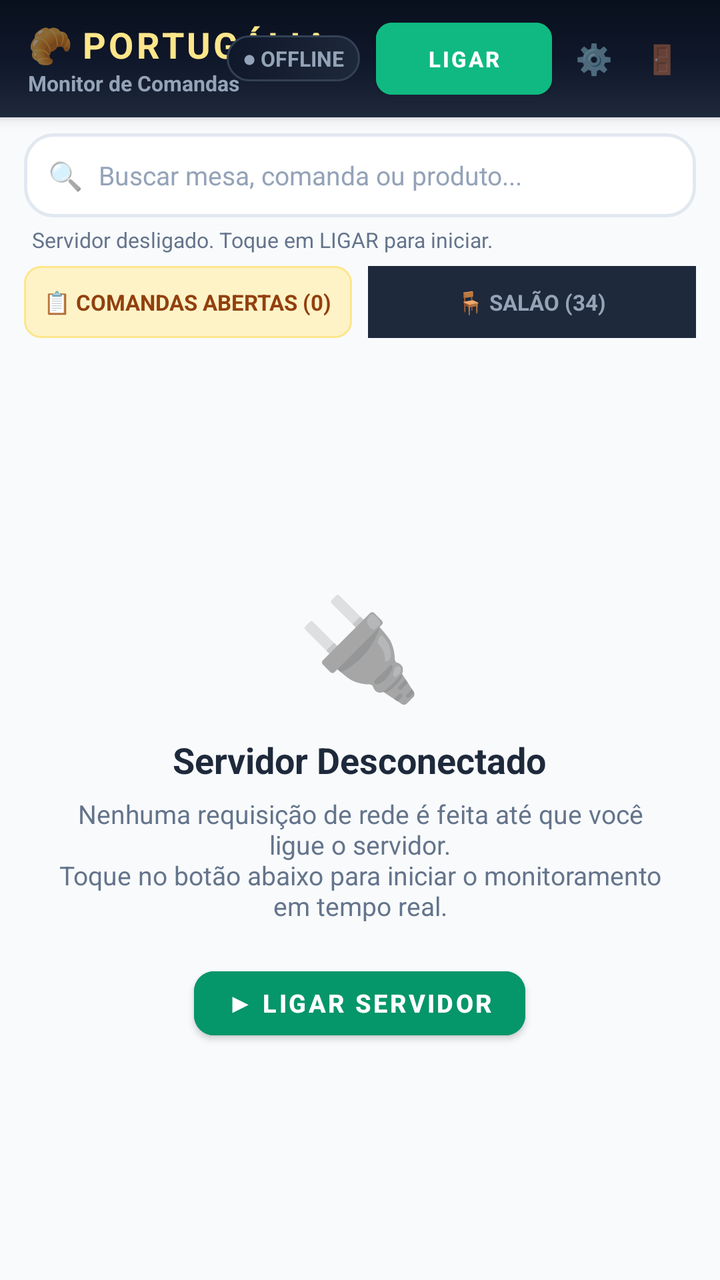
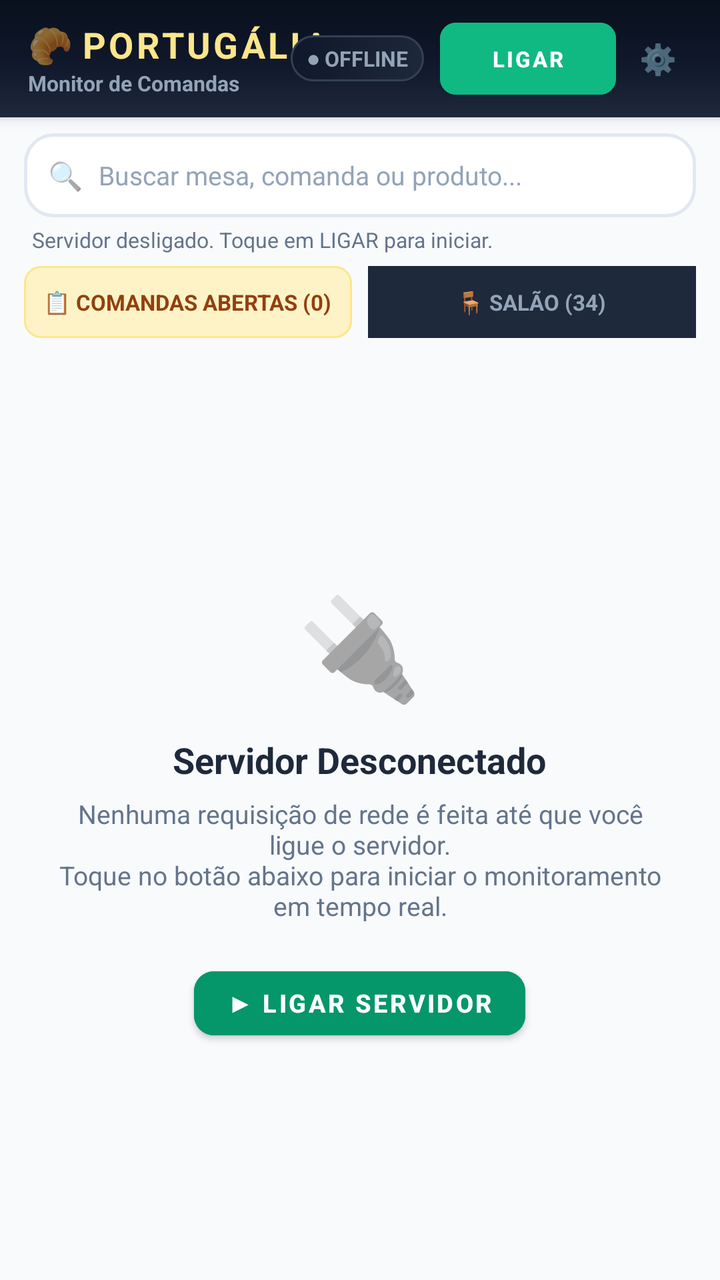

Screens rendered from an Android XML layout before and after an edit, with the pre-edit source and the edit as a unified diff.
<!-- AndroidManifest.xml: application theme Theme.AppMesas -->
<!-- res/layout/activity_main.xml -->
<?xml version="1.0" encoding="utf-8"?>
<LinearLayout xmlns:android="http://schemas.android.com/apk/res/android"
    xmlns:app="http://schemas.android.com/apk/res-auto"
    android:id="@+id/rootLayoutMain"
    android:layout_width="match_parent"
    android:layout_height="match_parent"
    android:orientation="vertical"
    android:background="#F8FAFC"
    android:fitsSystemWindows="true">

    
    <LinearLayout
        android:layout_width="match_parent"
        android:layout_height="wrap_content"
        android:orientation="vertical"
        android:background="@drawable/bg_header_luxury"
        android:paddingStart="14dp"
        android:paddingEnd="14dp"
        android:paddingTop="10dp"
        android:paddingBottom="10dp"
        android:elevation="4dp">

        <RelativeLayout
            android:layout_width="match_parent"
            android:layout_height="wrap_content">

            
            <LinearLayout
                android:layout_width="wrap_content"
                android:layout_height="wrap_content"
                android:layout_alignParentStart="true"
                android:layout_centerVertical="true"
                android:orientation="vertical">

                <LinearLayout
                    android:layout_width="wrap_content"
                    android:layout_height="wrap_content"
                    android:orientation="horizontal"
                    android:gravity="center_vertical">

                    <TextView
                        android:layout_width="wrap_content"
                        android:layout_height="wrap_content"
                        android:text="🥐 "
                        android:textSize="18sp" />

                    <TextView
                        android:layout_width="wrap_content"
                        android:layout_height="wrap_content"
                        android:text="PORTUGÁLIA"
                        android:textColor="#FDE68A"
                        android:textSize="18sp"
                        android:textStyle="bold"
                        android:letterSpacing="0.08" />
                </LinearLayout>

                <TextView
                    android:id="@+id/tvNomeUsuarioLogado"
                    android:layout_width="wrap_content"
                    android:layout_height="wrap_content"
                    android:text="Monitor de Comandas"
                    android:textColor="#94A3B8"
                    android:textSize="10.5sp"
                    android:textStyle="bold"
                    android:clickable="true"
                    android:focusable="true" />
            </LinearLayout>

            
            <LinearLayout
                android:layout_width="wrap_content"
                android:layout_height="wrap_content"
                android:layout_alignParentEnd="true"
                android:layout_centerVertical="true"
                android:orientation="horizontal"
                android:gravity="center_vertical">

                
                <TextView
                    android:id="@+id/tvStatusServidorPill"
                    android:layout_width="wrap_content"
                    android:layout_height="wrap_content"
                    android:background="@drawable/bg_dashboard_card_slate"
                    android:paddingStart="8dp"
                    android:paddingEnd="8dp"
                    android:paddingTop="4dp"
                    android:paddingBottom="4dp"
                    android:text="● OFFLINE"
                    android:textColor="#94A3B8"
                    android:textSize="10.5sp"
                    android:textStyle="bold" />

                
                <com.google.android.material.button.MaterialButton
                    android:id="@+id/btnLigarServidor"
                    android:layout_width="wrap_content"
                    android:layout_height="36dp"
                    android:layout_marginStart="8dp"
                    android:text="LIGAR"
                    android:textSize="11sp"
                    android:textStyle="bold"
                    app:cornerRadius="8dp"
                    android:backgroundTint="#10B981"
                    android:textColor="#FFFFFF"
                    android:insetTop="0dp"
                    android:insetBottom="0dp"
                    android:paddingStart="12dp"
                    android:paddingEnd="12dp" />

                
                <TextView
                    android:id="@+id/btnConfigIpPorta"
                    android:layout_width="34dp"
                    android:layout_height="34dp"
                    android:layout_marginStart="4dp"
                    android:gravity="center"
                    android:text="⚙️"
                    android:textSize="15sp"
                    android:clickable="true"
                    android:focusable="true" />

                
                <TextView
                    android:id="@+id/btnSairSessao"
                    android:layout_width="30dp"
                    android:layout_height="34dp"
                    android:layout_marginStart="2dp"
                    android:gravity="center"
                    android:text="🚪"
                    android:textSize="14sp"
                    android:clickable="true"
                    android:focusable="true" />
            </LinearLayout>
        </RelativeLayout>
    </LinearLayout>

    
    <LinearLayout
        android:layout_width="match_parent"
        android:layout_height="wrap_content"
        android:orientation="vertical"
        android:paddingStart="12dp"
        android:paddingEnd="12dp"
        android:paddingTop="8dp"
        android:paddingBottom="4dp">

        <LinearLayout
            android:id="@+id/layoutSearchContainer"
            android:layout_width="match_parent"
            android:layout_height="42dp"
            android:background="@drawable/bg_search_bar"
            android:orientation="horizontal"
            android:gravity="center_vertical"
            android:paddingStart="12dp"
            android:paddingEnd="12dp">

            <TextView
                android:layout_width="wrap_content"
                android:layout_height="wrap_content"
                android:text="🔍"
                android:textSize="14sp"
                android:layout_marginEnd="8dp" />

            <EditText
                android:id="@+id/etBuscarMesa"
                android:layout_width="0dp"
                android:layout_height="match_parent"
                android:layout_weight="1"
                android:background="@null"
                android:hint="Buscar mesa, comanda ou produto..."
                android:textColor="#0F172A"
                android:textColorHint="#94A3B8"
                android:textSize="13sp"
                android:inputType="text"
                android:maxLines="1" />

            <TextView
                android:id="@+id/btnClearSearch"
                android:layout_width="28dp"
                android:layout_height="28dp"
                android:gravity="center"
                android:text="✕"
                android:textColor="#94A3B8"
                android:textSize="13sp"
                android:visibility="gone" />
        </LinearLayout>

        
        <TextView
            android:id="@+id/tvUltimaSincronizacao"
            android:layout_width="match_parent"
            android:layout_height="wrap_content"
            android:layout_marginTop="4dp"
            android:layout_marginStart="4dp"
            android:text="Servidor desligado. Toque em LIGAR para iniciar."
            android:textColor="#64748B"
            android:textSize="10.5sp"
            android:maxLines="1"
            android:ellipsize="end" />
    </LinearLayout>

    
    <LinearLayout
        android:layout_width="match_parent"
        android:layout_height="36dp"
        android:orientation="horizontal"
        android:paddingStart="12dp"
        android:paddingEnd="12dp"
        android:layout_marginTop="2dp"
        android:layout_marginBottom="4dp">

        
        <LinearLayout
            android:id="@+id/tabMonitor"
            android:layout_width="0dp"
            android:layout_height="match_parent"
            android:layout_weight="1"
            android:orientation="horizontal"
            android:gravity="center"
            android:background="@drawable/bg_pill_comanda"
            android:clickable="true"
            android:focusable="true"
            android:layout_marginEnd="4dp">

            <TextView
                android:id="@+id/tvTabMonitorTitulo"
                android:layout_width="wrap_content"
                android:layout_height="wrap_content"
                android:text="📋 COMANDAS ABERTAS (0)"
                android:textColor="#92400E"
                android:textSize="11sp"
                android:textStyle="bold" />
        </LinearLayout>

        
        <LinearLayout
            android:id="@+id/tabMesas"
            android:layout_width="0dp"
            android:layout_height="match_parent"
            android:layout_weight="1"
            android:orientation="horizontal"
            android:gravity="center"
            android:background="#1E293B"
            android:clickable="true"
            android:focusable="true"
            android:layout_marginStart="4dp">

            <TextView
                android:id="@+id/tvTabMesasTitulo"
                android:layout_width="wrap_content"
                android:layout_height="wrap_content"
                android:text="🪑 SALÃO (34)"
                android:textColor="#94A3B8"
                android:textSize="11sp"
                android:textStyle="bold" />
        </LinearLayout>
    </LinearLayout>

    
    <FrameLayout
        android:layout_width="match_parent"
        android:layout_height="0dp"
        android:layout_weight="1">

        
        <LinearLayout
            android:id="@+id/layoutEmptyServidor"
            android:layout_width="match_parent"
            android:layout_height="match_parent"
            android:orientation="vertical"
            android:gravity="center"
            android:padding="28dp"
            android:visibility="visible">

            <TextView
                android:id="@+id/tvEmptyServidorIcone"
                android:layout_width="wrap_content"
                android:layout_height="wrap_content"
                android:text="🔌"
                android:textSize="50sp" />

            <TextView
                android:id="@+id/tvEmptyServidorTitulo"
                android:layout_width="wrap_content"
                android:layout_height="wrap_content"
                android:layout_marginTop="12dp"
                android:text="Servidor Desconectado"
                android:textColor="#1E293B"
                android:textSize="18sp"
                android:textStyle="bold" />

            <TextView
                android:id="@+id/tvEmptyServidorDesc"
                android:layout_width="wrap_content"
                android:layout_height="wrap_content"
                android:layout_marginTop="6dp"
                android:gravity="center"
                android:text="Nenhuma requisição de rede é feita até que você ligue o servidor.\nToque no botão abaixo para iniciar o monitoramento em tempo real."
                android:textColor="#64748B"
                android:textSize="13sp" />

            <com.google.android.material.button.MaterialButton
                android:id="@+id/btnEmptyLigarServidor"
                android:layout_width="wrap_content"
                android:layout_height="44dp"
                android:layout_marginTop="18dp"
                android:text="▶ LIGAR SERVIDOR"
                android:textSize="12.5sp"
                android:textStyle="bold"
                app:cornerRadius="10dp"
                android:backgroundTint="#059669"
                android:textColor="#FFFFFF"
                android:paddingStart="24dp"
                android:paddingEnd="24dp" />
        </LinearLayout>

        
        <LinearLayout
            android:id="@+id/layoutConnectingServidor"
            android:layout_width="match_parent"
            android:layout_height="match_parent"
            android:orientation="vertical"
            android:gravity="center"
            android:padding="24dp"
            android:visibility="gone">

            <ProgressBar
                android:layout_width="44dp"
                android:layout_height="44dp"
                android:indeterminateTint="#0284C7" />

            <TextView
                android:layout_width="wrap_content"
                android:layout_height="wrap_content"
                android:layout_marginTop="12dp"
                android:text="Descobrindo Comandas Abertas..."
                android:textColor="#0F172A"
                android:textSize="15sp"
                android:textStyle="bold" />

            <TextView
                android:layout_width="wrap_content"
                android:layout_height="wrap_content"
                android:layout_marginTop="4dp"
                android:text="Consultando DataSnap Padaria..."
                android:textColor="#64748B"
                android:textSize="12sp" />
        </LinearLayout>

        
        <androidx.recyclerview.widget.RecyclerView
            android:id="@+id/rvComandasMonitoradas"
            android:layout_width="match_parent"
            android:layout_height="match_parent"
            android:paddingStart="6dp"
            android:paddingEnd="6dp"
            android:paddingTop="2dp"
            android:paddingBottom="14dp"
            android:clipToPadding="false"
            android:visibility="gone" />

        
        <androidx.recyclerview.widget.RecyclerView
            android:id="@+id/rvMesas"
            android:layout_width="match_parent"
            android:layout_height="match_parent"
            android:paddingStart="6dp"
            android:paddingEnd="6dp"
            android:paddingTop="2dp"
            android:paddingBottom="14dp"
            android:clipToPadding="false"
            android:visibility="gone" />

        
        <androidx.recyclerview.widget.RecyclerView
            android:id="@+id/rvFilaPedidos"
            android:layout_width="match_parent"
            android:layout_height="match_parent"
            android:paddingStart="6dp"
            android:paddingEnd="6dp"
            android:paddingTop="2dp"
            android:paddingBottom="14dp"
            android:clipToPadding="false"
            android:visibility="gone" />
    </FrameLayout>

    
    <LinearLayout
        android:id="@+id/layoutElementosLegadosCompatibilidade"
        android:layout_width="0dp"
        android:layout_height="0dp"
        android:visibility="gone">

        <com.google.android.material.card.MaterialCardView
            android:id="@+id/cardControleServidor"
            android:layout_width="0dp"
            android:layout_height="0dp" />

        <TextView android:id="@+id/tvResumoAbertas" android:layout_width="0dp" android:layout_height="0dp" />
        <TextView android:id="@+id/tvResumoFechadas" android:layout_width="0dp" android:layout_height="0dp" />
        <TextView android:id="@+id/tvResumoAlertas15m" android:layout_width="0dp" android:layout_height="0dp" />
        <TextView android:id="@+id/tvServerStatusTag" android:layout_width="0dp" android:layout_height="0dp" />
        <LinearLayout android:id="@+id/btnConfigServidor" android:layout_width="0dp" android:layout_height="0dp" />
        <LinearLayout android:id="@+id/btnAdicionarMesaServidor" android:layout_width="0dp" android:layout_height="0dp" />
        <LinearLayout android:id="@+id/btnAddMinhaComandaRapida" android:layout_width="0dp" android:layout_height="0dp" />
        <LinearLayout android:id="@+id/layoutChipsMinhasComandas" android:layout_width="0dp" android:layout_height="0dp" />
        <TextView android:id="@+id/btnFiltroTodas" android:layout_width="0dp" android:layout_height="0dp" />
        <TextView android:id="@+id/btnFiltroMinhas" android:layout_width="0dp" android:layout_height="0dp" />
        <TextView android:id="@+id/btnFiltroAbertas" android:layout_width="0dp" android:layout_height="0dp" />
        <TextView android:id="@+id/btnFiltroLivres" android:layout_width="0dp" android:layout_height="0dp" />
        <LinearLayout android:id="@+id/btnAvisosRecentes" android:layout_width="0dp" android:layout_height="0dp" />
        <TextView android:id="@+id/tvBadgeAvisos" android:layout_width="0dp" android:layout_height="0dp" />
        <LinearLayout android:id="@+id/layoutFiltrosMesas" android:layout_width="0dp" android:layout_height="0dp" />
        <LinearLayout android:id="@+id/layoutHeaderFila" android:layout_width="0dp" android:layout_height="0dp" />
        <TextView android:id="@+id/btnLimparEntreguesFila" android:layout_width="0dp" android:layout_height="0dp" />
        <TextView android:id="@+id/btnFilaFiltroTodas" android:layout_width="0dp" android:layout_height="0dp" />
        <TextView android:id="@+id/btnFilaFiltroBebidas" android:layout_width="0dp" android:layout_height="0dp" />
        <TextView android:id="@+id/btnFilaFiltroComidas" android:layout_width="0dp" android:layout_height="0dp" />
        <LinearLayout android:id="@+id/tabFilaPedidos" android:layout_width="0dp" android:layout_height="0dp" />
        <TextView android:id="@+id/tvTabFilaTitulo" android:layout_width="0dp" android:layout_height="0dp" />
    </LinearLayout>

</LinearLayout>
<!-- resources referenced by this layout -->
<resources>
  <!-- drawable bg_dashboard_card_slate (drawable) -->
  <?xml version="1.0" encoding="utf-8"?>
  <shape xmlns:android="http://schemas.android.com/apk/res/android"
      android:shape="rectangle">
      <gradient
          android:startColor="#1E293B"
          android:endColor="#0F172A"
          android:angle="135" />
      <stroke
          android:width="1dp"
          android:color="#334155" />
      <corners android:radius="14dp" />
  </shape>
  <!-- drawable bg_header_luxury (drawable) -->
  <?xml version="1.0" encoding="utf-8"?>
  <shape xmlns:android="http://schemas.android.com/apk/res/android"
      android:shape="rectangle">
      <gradient
          android:startColor="#09101D"
          android:centerColor="#0F172A"
          android:endColor="#1E293B"
          android:angle="270" />
  </shape>
  <!-- drawable bg_pill_comanda (drawable) -->
  <?xml version="1.0" encoding="utf-8"?>
  <shape xmlns:android="http://schemas.android.com/apk/res/android"
      android:shape="rectangle">
      <solid android:color="#FEF3C7" />
      <stroke android:width="1dp" android:color="#FDE68A" />
      <corners android:radius="8dp" />
      <padding android:left="8dp" android:right="8dp" android:top="3dp" android:bottom="3dp" />
  </shape>
  <!-- drawable bg_search_bar (drawable) -->
  <?xml version="1.0" encoding="utf-8"?>
  <shape xmlns:android="http://schemas.android.com/apk/res/android"
      android:shape="rectangle">
      <solid android:color="#FFFFFF" />
      <stroke
          android:width="1.5dp"
          android:color="#E2E8F0" />
      <corners android:radius="14dp" />
  </shape>
  <style name="Theme.AppMesas" parent="Theme.MaterialComponents.Light.NoActionBar">
          <item name="colorPrimary">@color/purple_500</item>
          <item name="colorPrimaryVariant">@color/purple_700</item>
          <item name="colorOnPrimary">@color/white</item>
          <item name="colorSecondary">@color/teal_700</item>
          <item name="colorSecondaryVariant">@color/teal_700</item>
          <item name="colorOnSecondary">@color/white</item>
          <item name="android:statusBarColor">@color/bg_header</item>
          <item name="android:navigationBarColor">@color/bg_dark</item>
          <item name="android:windowLightStatusBar">false</item>
          <item name="android:windowBackground">@color/bg_dark</item>
          <item name="android:textSize">15sp</item>
      </style>
  <color name="purple_500">#0F172A</color>
  <color name="purple_700">#09101D</color>
  <color name="white">#FFFFFF</color>
  <color name="teal_700">#0D9488</color>
  <color name="bg_header">#0F172A</color>
  <color name="bg_dark">#F1F5F9</color>
</resources>

<!-- the commit's change to res/layout/activity_main.xml (unified diff, before → after) -->
@@ -116,18 +116,6 @@
                     android:gravity="center"
                     android:text="⚙️"
                     android:textSize="15sp"
-                    android:clickable="true"
-                    android:focusable="true" />
-
-                
-                <TextView
-                    android:id="@+id/btnSairSessao"
-                    android:layout_width="30dp"
-                    android:layout_height="34dp"
-                    android:layout_marginStart="2dp"
-                    android:gravity="center"
-                    android:text="🚪"
-                    android:textSize="14sp"
                     android:clickable="true"
                     android:focusable="true" />
             </LinearLayout>
